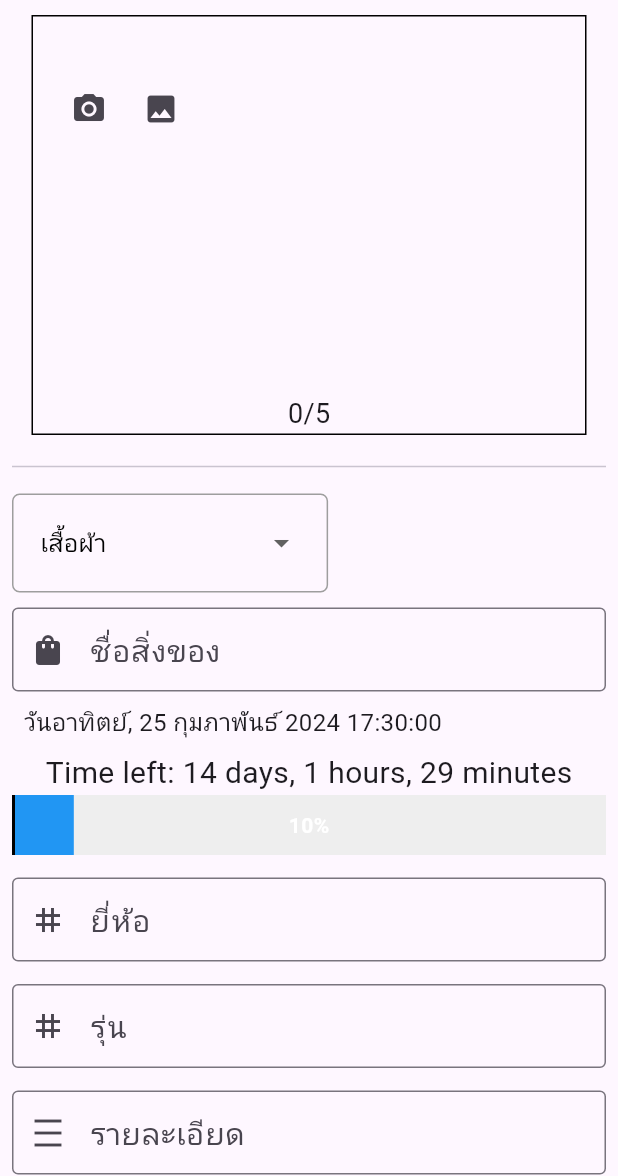
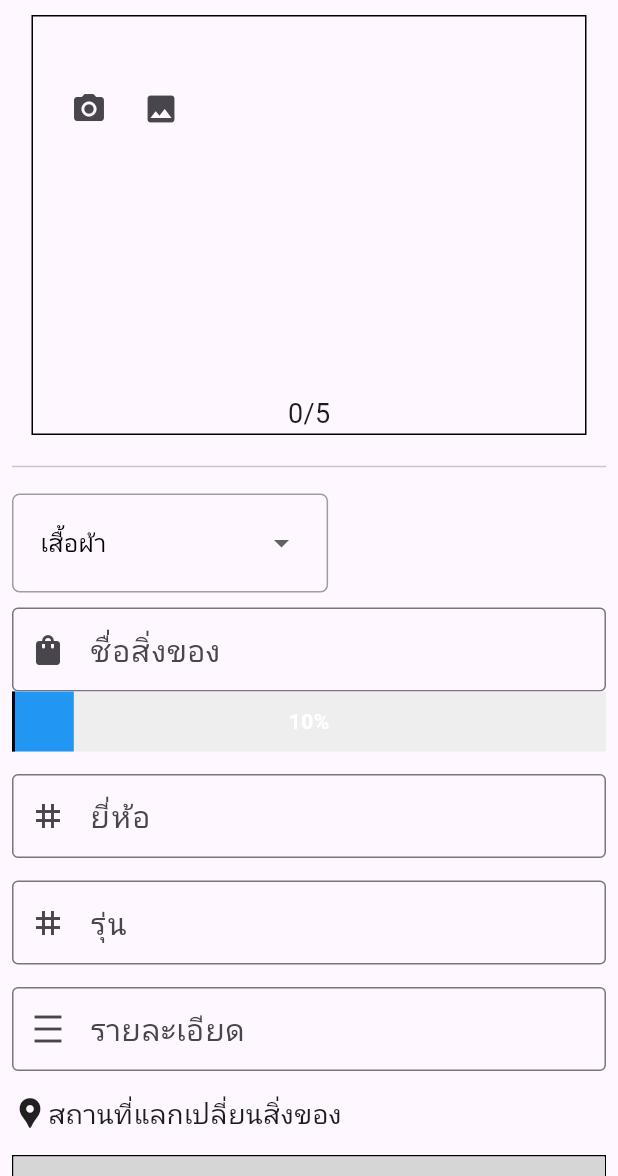
Before and after one commit to peerapattop/swapItem-project, a Flutter app: the NewPost screen opened directly, on a phone screen of 412 x 824 dp, the part 60-1236 px from its top. Run offline on Flutter 3.47's test engine with Material 3 defaults, Android fonts, the phone set to English and light mode, and no system bars; drawn by our look-alikes of google_maps_flutter; our stand-ins replace carousel_slider, cloud_firestore, firebase_auth, firebase_core, firebase_database, firebase_messaging and 4 more; accounts and stored records are empty; network calls fail; grey boxes are pictures that could not be loaded.

Commit message:
กันเวลา
กันเวลา

```diff
--- a/lib/5_his_post.dart
+++ b/lib/5_his_post.dart
@@ -294,7 +294,7 @@ class _HistoryPostState extends State<HistoryPost> {
                                             ),
                                             const SizedBox(width: 8),
                                             Text(
-                                              "วันที่ : ${convertDateFormat(selectedOffer!['date'])}",
+                                              "วันที่ : ${selectedOffer!['date']}",
                                               style:
                                                   const TextStyle(fontSize: 18),
                                             ),
@@ -309,8 +309,8 @@ class _HistoryPostState extends State<HistoryPost> {
                                                   .blue, // เปลี่ยนสีไอคอนตามความต้องการ
                                             ),
                                             Text(
-                                              " เวลา :" +
-                                                  selectedOffer!['time'] +
+                                              " เวลา : " +
+                                                   selectedOffer!['time'] +
                                                   ' น.',
                                               style:
                                                   const TextStyle(fontSize: 18),
--- a/lib/buildPost_page.dart
+++ b/lib/buildPost_page.dart
@@ -200,8 +200,8 @@ class _NewPostState extends State<NewPost> {
             'type': dropdownValue,
             'latitude': selectedLatitude.toString(),
             'longitude': selectedLongitude.toString(),
-            'time': time,
-            'date': date,
+            'time': exampleUsageTime(),
+            'date': exampleUsage(),
             'username': username,
             'item_name': item_name.text.trim(),
             'brand': brand.text.trim(),
@@ -609,13 +609,6 @@ class _NewPostState extends State<NewPost> {
                             Icon(Icons.shopping_bag), // Add your desired icon
                       ),
                     ),
-                    exampleUsage(),
-                    Center(
-                      child: expTime(
-                        "2024-02-24 10:10:44.096075",
-                        "2024-03-10 12:00:00.000000",
-                      ),
-                    ),
                     buildss(percentage: 0.1),
                     const SizedBox(
                       height: 15,
@@ -779,6 +772,7 @@ class _NewPostState extends State<NewPost> {
                           border: OutlineInputBorder(),
                           prefixIcon: Icon(Icons.density_medium_sharp)),
                     ),
+                    // Text(exampleUsageTime()),
                     const SizedBox(height: 15),
                     SizedBox(
                       height: 50,
@@ -909,7 +903,24 @@ class _NewPostState extends State<NewPost> {
     );
   }
 
-  Widget exampleUsage() {
+  String exampleUsage() {
+    // สร้าง Timestamp จาก Firebase Firestore
+    Timestamp firestoreTimestamp = Timestamp.now();
+    DateTime dateTime = firestoreTimestamp.toDate();
+    print('ghjo');
+    print(dateTime);
+    // สร้างโซนเวลาของเอเชีย (Asia/Bangkok)
+    DateTime asiaTime = dateTime.toUtc().add(Duration(hours: 7));
+
+    // สร้างรูปแบบการแสดงวันที่และเวลาภาษาไทย
+    var formatter = DateFormat('EEEE, dd MMMM yyyy', 'th_TH');
+    String formattedDate = formatter.format(asiaTime);
+
+    // แสดงผลลัพธ์เป็น Widget Text
+    return formattedDate;
+  }
+
+  String exampleUsageTime() {
     // สร้าง Timestamp จาก Firebase Firestore
     Timestamp firestoreTimestamp = Timestamp.now();
     DateTime dateTime = firestoreTimestamp.toDate();
@@ -920,17 +931,11 @@ class _NewPostState extends State<NewPost> {
 
     // สร้างรูปแบบการแสดงวันที่และเวลาภาษาไทย
     var formatter = DateFormat('EEEE, dd MMMM yyyy HH:mm:ss', 'th_TH');
+
     String formattedTime = formatter.format(asiaTime);
-
+    var formattedDate1 = formattedTime.split(' ');
     // แสดงผลลัพธ์เป็น Widget Text
-    return Padding(
-      padding: const EdgeInsets.all(8.0),
-      child: Text(
-        formattedTime,
-        // กําหนดขนาดตัวอักษร
-        style: TextStyle(fontSize: 16),
-      ),
-    );
+    return formattedDate1[4];
   }
 
   // Widget exampleUsage2() { กาก
```
